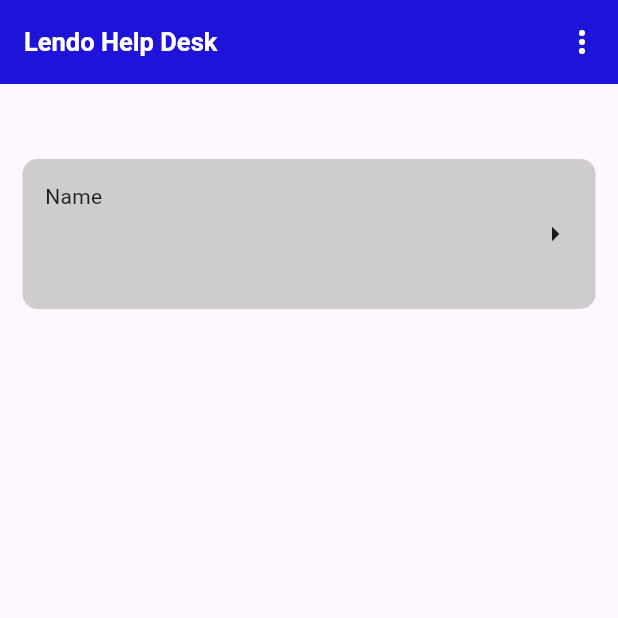
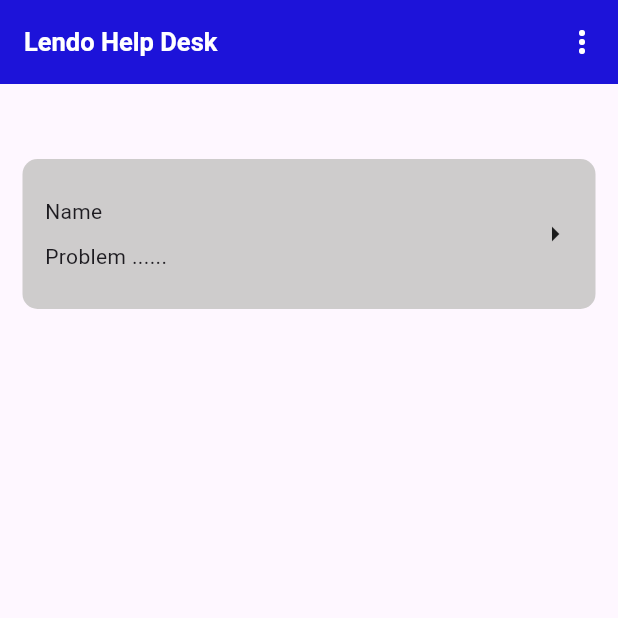
Before and after one commit to AthiraaAthi/Lendo_Admin_App, a Flutter app: the screen it shows after launch, on a phone screen of 412 x 824 dp, the top half of it. Run offline on Flutter 3.47's test engine with Material 3 defaults, Android fonts, the phone set to English and light mode, and no system bars.

Commit message:
enhanced home screen layout by adding text alignment and additional text for improved information display

```diff
--- a/lib/view/home/home.dart
+++ b/lib/view/home/home.dart
@@ -90,8 +90,11 @@ class HomeScreen extends StatelessWidget {
                 mainAxisAlignment: MainAxisAlignment.spaceBetween,
                 children: [
                   Column(
+                    mainAxisAlignment: MainAxisAlignment.spaceEvenly,
+                    crossAxisAlignment: CrossAxisAlignment.start,
                     children: [
                       Text("Name"),
+                      Text("Problem ......"),
                     ],
                   ),
                   Icon(Icons.arrow_right)
```
